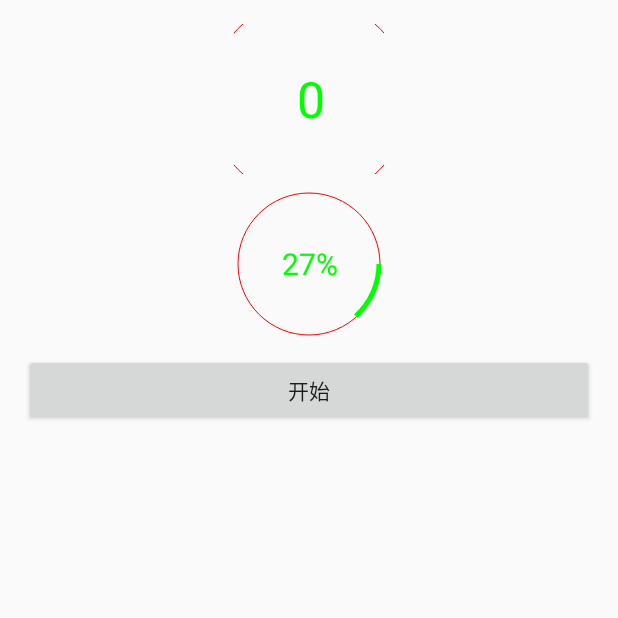
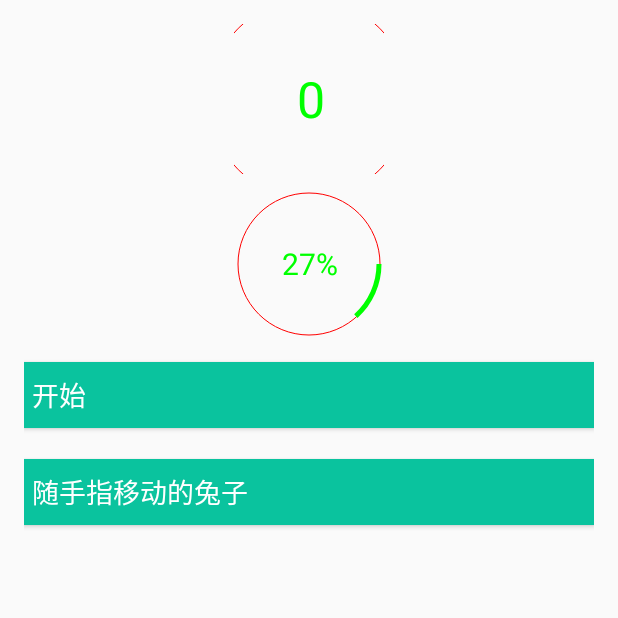
Before and after one commit to ye361571404/AndroidDemo, an Android app: the CustomViewActivity screen opened directly, with no data from a screen before it, after a tap on "开始", on a phone screen of 412 x 824 dp, the top half of it. Run offline under Robolectric (Android 15) with nearby library versions, the phone set to English and light mode, and no system bars; our stand-ins replace ButterKnife.

Commit message:
1.增加自定义控件RabbitView

```diff
--- a/app/src/main/java/hua/demo/feature/customview/activity/CustomViewActivity.java
+++ b/app/src/main/java/hua/demo/feature/customview/activity/CustomViewActivity.java
@@ -1,6 +1,8 @@
 package hua.demo.feature.customview.activity;
 
+import android.content.Intent;
 import android.view.View;
+import android.widget.Button;
 
 import butterknife.Bind;
 import butterknife.OnClick;
@@ -17,6 +19,9 @@ public class CustomViewActivity extends BaseActivity {
 
     @Bind(R.id.cp_progress)
     CustomProgress mCustomProgress;
+    @Bind(R.id.btn_rabbit)
+    Button mBtnRabbit;
+
     private int max = 200;
     private int progress;
 
@@ -42,13 +47,20 @@ public class CustomViewActivity extends BaseActivity {
     }
 
 
-    @OnClick({R.id.btn_start})
+    @OnClick({R.id.btn_start,R.id.btn_rabbit})
     public void onClick(View view) {
         switch (view.getId()) {
             case R.id.btn_start:
                 start();
                 break;
+            case R.id.btn_rabbit:
+                goToRabbit();
+                break;
         }
+    }
+
+    private void goToRabbit() {
+        startActivity(new Intent(mContext,RabbitActivity.class));
     }
 
 
--- a/app/src/main/res/layout/custom_view_activity.xml
+++ b/app/src/main/res/layout/custom_view_activity.xml
@@ -24,7 +24,12 @@
     <Button
         android:id="@+id/btn_start"
         android:text="开始"
-        android:layout_width="match_parent"
-        android:layout_height="wrap_content" />
+        style="@style/AppTheme.Button.Green" />
+
+    <Button
+        android:id="@+id/btn_rabbit"
+        android:text="随手指移动的兔子"
+        style="@style/AppTheme.Button.Green" />
+
 
 </LinearLayout>
```
Also changed, not shown: app/src/main/AndroidManifest.xml (+5 -4 lines), app/src/main/java/hua/demo/feature/customview/activity/RabbitActivity.java (added, +34 -0 lines), app/src/main/java/hua/demo/feature/customview/view/RabbitView.java (added, +60 -0 lines), app/src/main/res/layout/activity_rabbit.xml (added, +17 -0 lines), app/src/main/res/drawable-xxhdpi/rabbit.png (added), app/src/main/res/drawable-xxhdpi/rabbit_bg.jpg (added).
